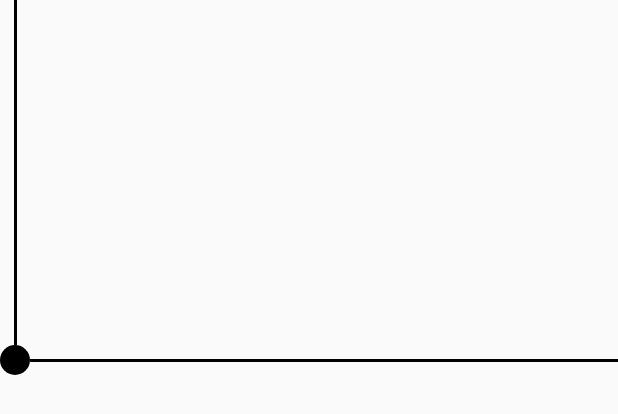
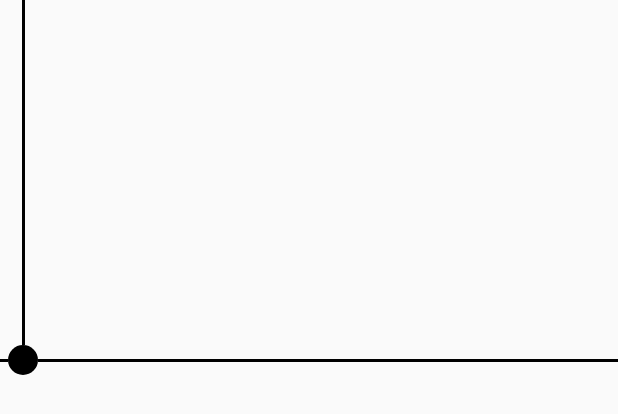
Before and after one commit to AndriiChemer/Recipes---kotlin-koin, an Android app: the layout cook_step_item.xml on its own in the app's theme, with its tools: preview values and no code run, on a phone screen of 412 x 824 dp. Shown: the top 414 px of the screen. Run offline under Robolectric (Android 15) with nearby library versions, the phone set to English and light mode, and no system bars; Roboto replaces fonts that are not available here.

Commit message:
added cook steps

```diff
--- a/app/src/main/java/com/artatech/inkbook/recipes/app/di/AppModule.kt
+++ b/app/src/main/java/com/artatech/inkbook/recipes/app/di/AppModule.kt
@@ -1,6 +1,5 @@
 package com.artatech.inkbook.recipes.app.di
 
-import androidx.recyclerview.widget.GridLayoutManager
 import androidx.recyclerview.widget.LinearLayoutManager
 import androidx.recyclerview.widget.RecyclerView
 import com.artatech.inkbook.recipes.api.Repository
--- a/app/src/main/java/com/artatech/inkbook/recipes/app/di/screens/RecipeDetailModule.kt
+++ b/app/src/main/java/com/artatech/inkbook/recipes/app/di/screens/RecipeDetailModule.kt
@@ -1,6 +1,7 @@
 package com.artatech.inkbook.recipes.app.di.screens
 
 import com.artatech.inkbook.recipes.core.utils.ExpandOrCollapse
+import com.artatech.inkbook.recipes.ui.recipedetail.presentation.CookStepAdapter
 import com.artatech.inkbook.recipes.ui.recipedetail.presentation.RecipeDetailViewModel
 import org.koin.android.viewmodel.dsl.viewModel
 import org.koin.dsl.module
@@ -8,4 +9,5 @@ import org.koin.dsl.module
 val recipeDetailsModule = module {
     viewModel { RecipeDetailViewModel() }
     factory { ExpandOrCollapse() }
+    factory { CookStepAdapter() }
 }
--- /dev/null
+++ b/app/src/main/res/drawable/button_round_yellow_clicked.xml
@@ -0,0 +1,5 @@
+<?xml version="1.0" encoding="utf-8"?>
+<shape xmlns:android="http://schemas.android.com/apk/res/android">
+    <solid android:color="#66EBCD53"/>
+    <corners android:radius="25dp"/>
+</shape>
--- /dev/null
+++ b/app/src/main/res/drawable/button_round_yellow_normal.xml
@@ -0,0 +1,5 @@
+<?xml version="1.0" encoding="utf-8"?>
+<shape xmlns:android="http://schemas.android.com/apk/res/android">
+    <solid android:color="#EBCD53"/>
+    <corners android:radius="25dp"/>
+</shape>
--- /dev/null
+++ b/app/src/main/res/drawable/custom_yellow_rounded_button.xml
@@ -0,0 +1,6 @@
+<?xml version="1.0" encoding="utf-8"?>
+<selector xmlns:android="http://schemas.android.com/apk/res/android">
+    <item android:drawable="@drawable/button_round_yellow_clicked" android:state_selected="true" />
+    <item android:drawable="@drawable/button_round_yellow_clicked" android:state_pressed="true" />
+    <item android:drawable="@drawable/button_round_yellow_normal" />
+</selector>
--- a/app/src/main/res/layout/activity_recipe_short_detail.xml
+++ b/app/src/main/res/layout/activity_recipe_short_detail.xml
@@ -242,7 +242,7 @@
                     android:id="@+id/buttonStart"
                     android:layout_width="0dp"
                     android:layout_height="wrap_content"
-                    android:background="@drawable/rounded_yelow_bottom_background"
+                    android:background="@drawable/rounded_yellow_bottom_background"
                     android:text="@string/button_start_cook"
                     app:layout_constraintTop_toBottomOf="@+id/ingredientContainer"
                     app:layout_constraintBottom_toBottomOf="parent"
--- a/app/src/main/res/layout/cook_step_item.xml
+++ b/app/src/main/res/layout/cook_step_item.xml
@@ -3,6 +3,7 @@
     android:layout_width="match_parent"
     android:layout_height="wrap_content"
     xmlns:app="http://schemas.android.com/apk/res-auto"
+    xmlns:tools="http://schemas.android.com/tools"
     android:minHeight="250dp">
 
     <View
@@ -14,6 +15,16 @@
         app:layout_constraintEnd_toStartOf="@+id/horizontal_divider"
         app:layout_constraintStart_toStartOf="@+id/circle"
         app:layout_constraintTop_toTopOf="parent" />
+
+    <View
+        android:id="@+id/horizontal_divider_2"
+        android:layout_width="5dp"
+        android:layout_height="2dp"
+        android:background="@color/dividerColor"
+        app:layout_constraintStart_toStartOf="parent"
+        app:layout_constraintEnd_toStartOf="@+id/circle"
+        app:layout_constraintBottom_toBottomOf="@+id/circle"
+        app:layout_constraintTop_toTopOf="@+id/circle" />
 
     <View
         android:id="@+id/horizontal_divider"
@@ -30,7 +41,7 @@
         android:layout_height="20dp"
         android:background="@drawable/circle_black"
         app:layout_constraintBottom_toBottomOf="parent"
-        app:layout_constraintStart_toStartOf="parent" />
+        app:layout_constraintStart_toEndOf="@+id/horizontal_divider_2" />
 
     <ImageView
         android:id="@+id/image"
@@ -42,8 +53,10 @@
         app:layout_constraintStart_toEndOf="@+id/vertical_divider" />
 
     <TextView
+        android:id="@+id/description"
         android:layout_width="0dp"
-        android:layout_height="50dp"
+        android:layout_height="wrap_content"
+        tools:layout_height="50dp"
         app:layout_constraintBottom_toTopOf="@+id/image"
         app:layout_constraintEnd_toEndOf="@+id/image"
         app:layout_constraintStart_toStartOf="@+id/image"
```
Also changed, not shown: app/src/main/java/com/artatech/inkbook/recipes/api/response/models/recipe/CookStepResponse.kt (+6 -1 lines), app/src/main/java/com/artatech/inkbook/recipes/ui/recipedetail/presentation/CookStepAdapter.kt (added, +44 -0 lines), app/src/main/java/com/artatech/inkbook/recipes/ui/recipedetail/presentation/RecipeDetailActivity.kt (+22 -4 lines), app/src/main/res/drawable/ic_arrow_right.xml (added, +10 -0 lines), app/src/main/res/layout/activity_recipe_detail.xml (+36 -21 lines), app/src/main/res/drawable/rounded_yellow_bottom_background.xml (renamed from app/src/main/res/drawable/rounded_yelow_bottom_background.xml).
